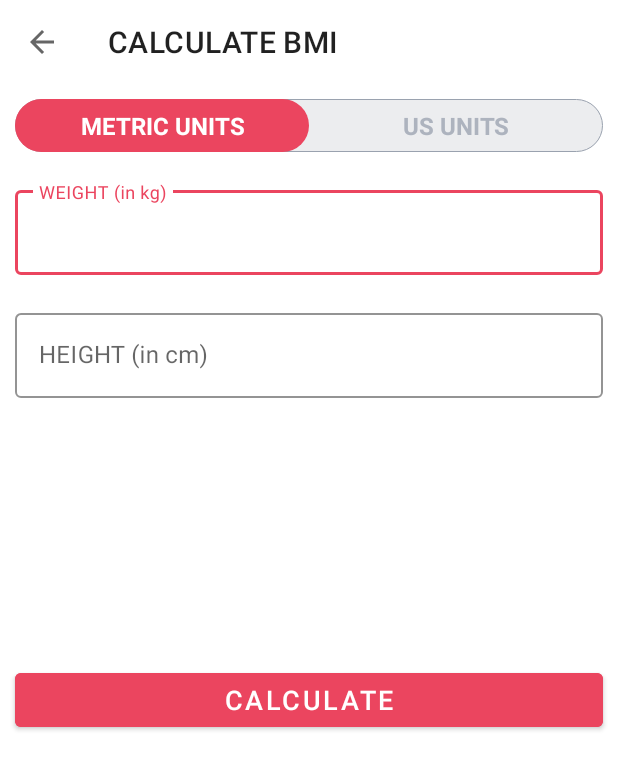
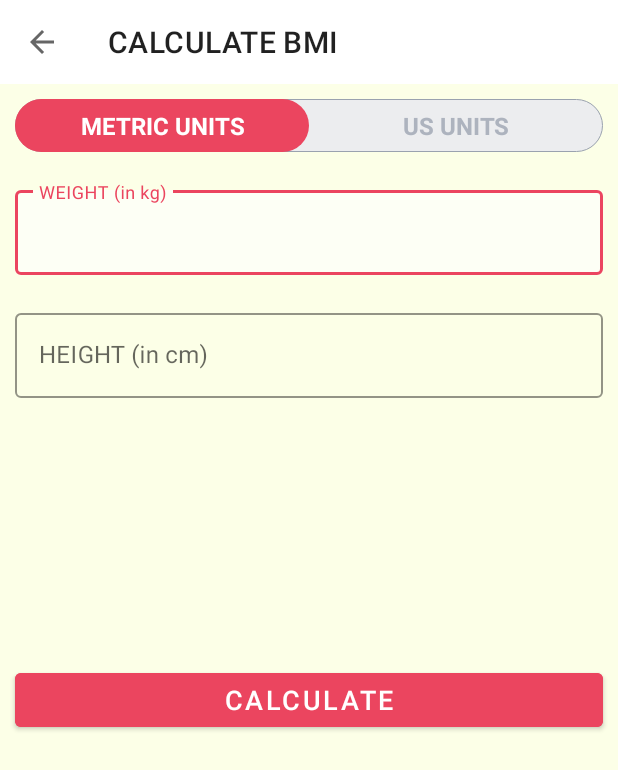
Before and after one commit to Rachel-3/Oee, an Android app: the BMIActivity screen opened directly, with no data from a screen before it, on a phone screen of 412 x 824 dp. Shown: the top 770 px of the screen. Run offline under Robolectric (Android 15) with nearby library versions, the phone set to English and light mode, and no system bars.

Commit message:
BMI계산기 디자인 수정

```diff
--- a/app/src/main/res/layout/activity_bmi.xml
+++ b/app/src/main/res/layout/activity_bmi.xml
@@ -3,6 +3,7 @@
     xmlns:tools="http://schemas.android.com/tools"
     android:layout_width="match_parent"
     android:layout_height="match_parent"
+    android:background="@color/main_start"
     xmlns:app="http://schemas.android.com/apk/res-auto"
     tools:context=".BMIActivity">
 
@@ -55,6 +56,7 @@
         android:layout_margin="10dp"
         app:boxStrokeColor="@color/colorAccent"
         app:hintTextColor="@color/colorAccent"
+        app:boxBackgroundColor="@color/colorInput"
         android:layout_below="@id/rgUnits"
         style="@style/Widget.MaterialComponents.TextInputLayout.OutlinedBox"
         android:layout_width="match_parent"
@@ -113,6 +115,7 @@
         android:id="@+id/tilMetricUsUnitHeightFeet"
         app:boxStrokeColor="@color/colorAccent"
         app:hintTextColor="@color/colorAccent"
+        app:boxBackgroundColor="@color/colorInput"
         style="@style/Widget.MaterialComponents.TextInputLayout.OutlinedBox"
         android:layout_width="wrap_content"
         android:layout_marginTop="10dp"
@@ -143,6 +146,7 @@
         android:id="@+id/tilMetricUsUnitHeightInch"
         app:boxStrokeColor="@color/colorAccent"
         app:hintTextColor="@color/colorAccent"
+        app:boxBackgroundColor="@color/colorInput"
         android:layout_alignParentEnd="true"
         android:layout_toEndOf="@id/view"
         android:visibility="gone"
@@ -179,6 +183,7 @@
             android:id="@+id/tvYourBMI"
             android:layout_width="match_parent"
             android:layout_height="wrap_content"
+            android:textColor="@color/colorText_bmi"
             android:gravity="center"
             android:text="YOUR BMI"
             android:textAllCaps="true"
@@ -189,6 +194,7 @@
             android:layout_width="match_parent"
             android:layout_height="wrap_content"
             android:layout_marginTop="5dp"
+            android:textColor="@color/colorText_bmi"
             android:gravity="center"
             android:textSize="18sp"
             android:textStyle="bold"
@@ -198,6 +204,7 @@
             android:id="@+id/tvBMIType"
             android:layout_width="match_parent"
             android:layout_height="wrap_content"
+            android:textColor="@color/colorText_bmi"
             android:layout_marginTop="5dp"
             android:gravity="center"
             android:textSize="18sp"
@@ -207,6 +214,7 @@
             android:id="@+id/tvBMIDescription"
             android:layout_width="match_parent"
             android:layout_height="wrap_content"
+            android:textColor="@color/colorText_bmi"
             android:layout_marginTop="5dp"
             android:gravity="center"
             android:textSize="18sp"
```
